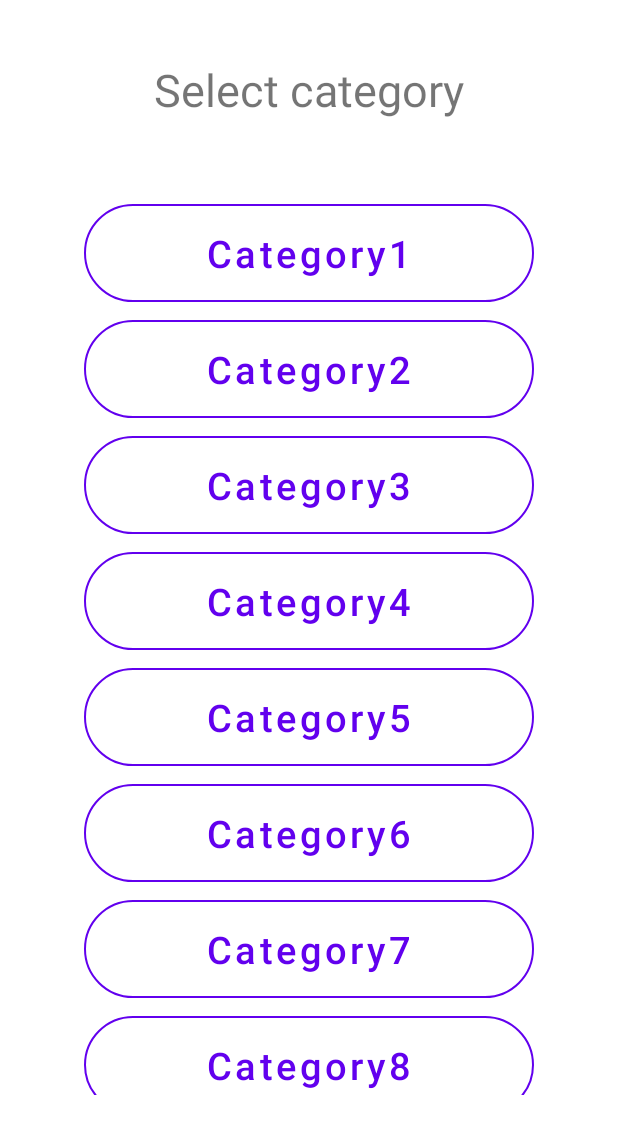
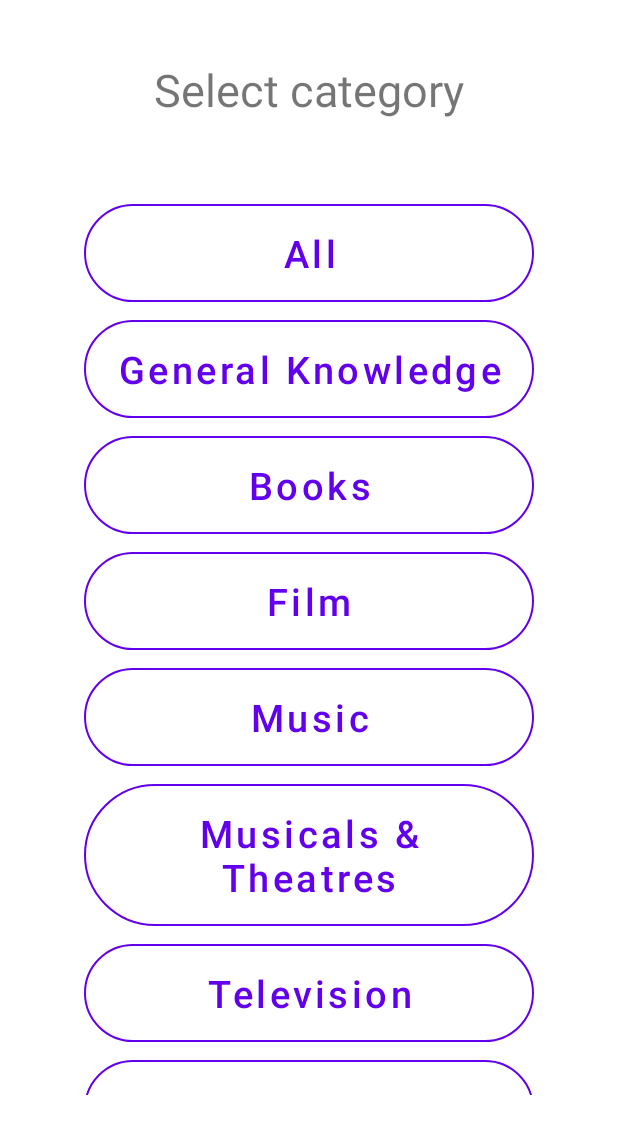
Before and after one commit to KamilDonda/QuizzzyMobile, an Android app: the screen it shows after launch (MainActivity), after a tap on "Quizzzy!", on a phone screen of 412 x 824 dp. Shown: the top 1134 px of the screen. Run offline under Robolectric (Android 15) with nearby library versions, the phone set to English and light mode, and no system bars.

Commit message:
Replace placeholders with categories

```diff
--- a/Quiz/app/src/main/java/com/example/quiz/model/Categories.kt
+++ b/Quiz/app/src/main/java/com/example/quiz/model/Categories.kt
@@ -3,16 +3,31 @@ package com.example.quiz.model
 class Categories {
     companion object {
         val listOfCategories = listOf(
-            "Category1",
-            "Category2",
-            "Category3",
-            "Category4",
-            "Category5",
-            "Category6",
-            "Category7",
-            "Category8",
-            "Category9",
-            "Category10"
+                Category(null,"All"),
+                Category(9,"General Knowledge"),
+                Category(10,"Books"),
+                Category(11,"Film"),
+                Category(12,"Music"),
+                Category(13,"Musicals & Theatres"),
+                Category(14,"Television"),
+                Category(15,"Video Games"),
+                Category(16,"Board Games"),
+                Category(17,"Science & Nature"),
+                Category(18,"Computers"),
+                Category(19,"Mathematics"),
+                Category(20,"Mythology"),
+                Category(21,"Sports"),
+                Category(22,"Geography"),
+                Category(23,"History"),
+                Category(24,"Politics"),
+                Category(25,"Art"),
+                Category(26,"Celebrities"),
+                Category(27,"Animals"),
+                Category(28,"Vehicles"),
+                Category(29,"Comics"),
+                Category(30,"Gadgets"),
+                Category(31,"Anime & Manga"),
+                Category(32,"Cartoon & Animations")
         )
     }
 }
--- /dev/null
+++ b/Quiz/app/src/main/java/com/example/quiz/model/Category.kt
@@ -0,0 +1,3 @@
+package com.example.quiz.model
+
+data class Category(val id: Int?, val name: String)
--- a/Quiz/app/src/main/java/com/example/quiz/view_model/CategoryAdapter.kt
+++ b/Quiz/app/src/main/java/com/example/quiz/view_model/CategoryAdapter.kt
@@ -6,8 +6,9 @@ import android.view.ViewGroup
 import android.widget.Button
 import androidx.recyclerview.widget.RecyclerView
 import com.example.quiz.R
+import com.example.quiz.model.Category
 
-class CategoryAdapter(val categories: List<String>)
+class CategoryAdapter(val categories: List<Category>)
     : RecyclerView.Adapter<CategoryAdapter.Holder>() {
 
     inner class Holder(view: View) : RecyclerView.ViewHolder(view)
@@ -23,7 +24,7 @@ class CategoryAdapter(val categories: List<String>)
     override fun onBindViewHolder(holder: CategoryAdapter.Holder, position: Int) {
         val button = holder.itemView.findViewById<Button>(R.id.button_category)
 
-        button.text = categories.get(position)
+        button.text = categories.get(position).name
     }
 
 }
```
